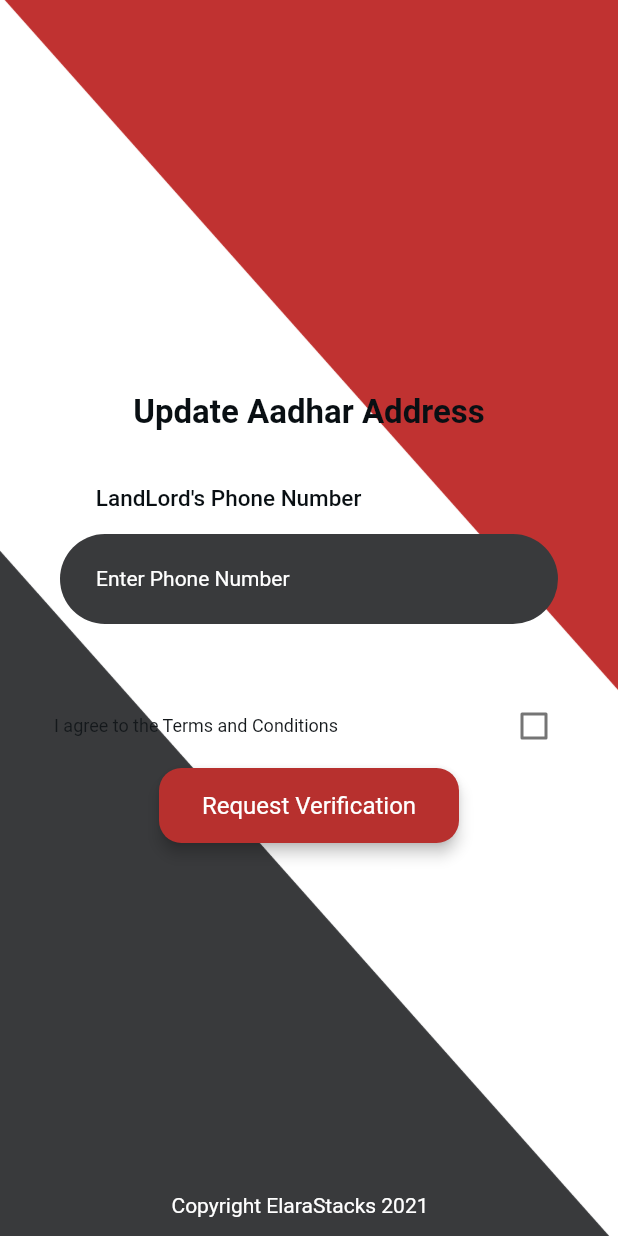
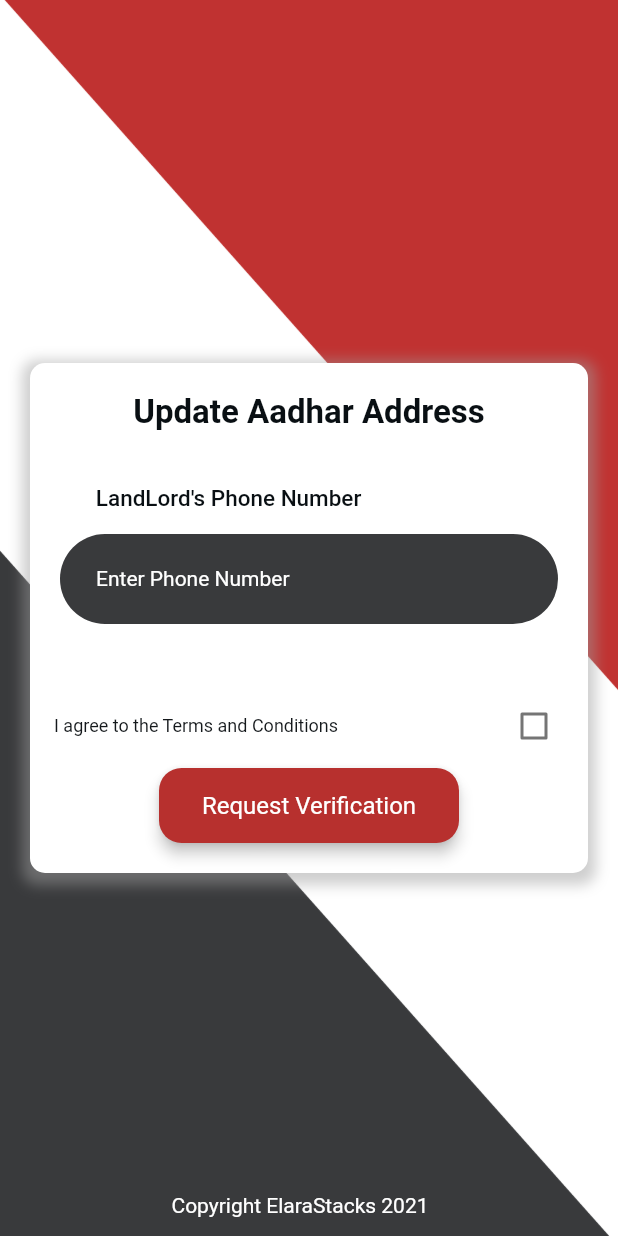
Before and after one commit to AkshatRastogi-1nC0re/aadharAddressUpdate, a Flutter app: the LoginCopyWidget screen opened directly, on a phone screen of 412 x 824 dp. Run offline on Flutter 3.47's test engine with Material 2 defaults, Android fonts, the phone set to English and light mode, and no system bars; drawn by our look-alikes of auto_size_text; our stand-ins replace animated_splash_screen, flip_card, font_awesome_flutter, google_fonts, page_transition, pinput and 1 more; missing offline and left inert: slide_popup_dialog; network calls fail; Roboto replaces fonts that are missing (Lexend Deca).

Commit message:
..
Co-Authored-By: AKSHAT RASTOGI <71638737+AkshatRastogi-1nC0re@users.noreply.github.com>
Co-Authored-By: Aditi <76552379+Sparke396@users.noreply.github.com>
Co-Authored-By: Udyan Sharma <16120368+udyan2@users.noreply.github.com>

```diff
--- a/lib/home_page/home_page_widget.dart
+++ b/lib/home_page/home_page_widget.dart
@@ -1,3 +1,5 @@
+import 'package:aadhar/login_copy/login_copy_widget.dart';
+
 import '../flutter_flow/flutter_flow_theme.dart';
 import '../flutter_flow/flutter_flow_widgets.dart';
 import 'package:auto_size_text/auto_size_text.dart';
@@ -154,7 +156,7 @@ class _HomePageWidgetState extends State<HomePageWidget> {
                               onPressed: () {
                                 Navigator.push(
                                   context,
-                                  MaterialPageRoute(builder: (context) => SecondRoute()),
+                                  MaterialPageRoute(builder: (context) => LoginCopyWidget()),
                                 );
                               },
                               text: 'Update Aadhaar Address',
--- a/lib/login_copy/login_copy_widget.dart
+++ b/lib/login_copy/login_copy_widget.dart
@@ -25,16 +25,13 @@ class _LoginCopyWidgetState extends State<LoginCopyWidget> {
 
   @override
   Widget build(BuildContext context) {
-    return Scaffold(
+    return SafeArea(
+      child: Scaffold(
         key: scaffoldKey,
         backgroundColor: Colors.white,
         body: Stack(
           children: [
-          Align(
-            alignment: AlignmentDirectional(-0.14, -0.08),
-            child: Container(
-              width: double.infinity,
-              height: double.infinity,
+            Container(
               decoration: BoxDecoration(
                 color: Colors.white,
                 image: DecorationImage(
@@ -44,8 +41,24 @@ class _LoginCopyWidgetState extends State<LoginCopyWidget> {
                   ).image,
                 ),
               ),
-              child: Padding(
-                padding: EdgeInsetsDirectional.fromSTEB(20, 0, 20, 0),
+            ),
+            Center(
+              child: Container(
+                decoration: BoxDecoration(
+                  color: Colors.white,
+                  borderRadius: BorderRadius.circular(10.0),
+                  boxShadow: [
+                    BoxShadow(
+                      color: Colors.grey.withOpacity(0.5),
+                      spreadRadius: 5,
+                      blurRadius: 7,
+                      offset: Offset(0, 3), // changes position of shadow
+                    ),
+                  ],
+                ),
+
+                margin: EdgeInsets.symmetric(horizontal: 20),
+                padding: EdgeInsets.symmetric(vertical: 20),
                 child: Column(
                   mainAxisSize: MainAxisSize.min,
                   mainAxisAlignment: MainAxisAlignment.center,
@@ -171,7 +184,6 @@ class _LoginCopyWidgetState extends State<LoginCopyWidget> {
                 ),
               ),
             ),
-          ),
             Align(
               alignment: AlignmentDirectional(-0.05, 1.01),
               child: Text(
@@ -184,6 +196,7 @@ class _LoginCopyWidgetState extends State<LoginCopyWidget> {
             )
           ],
         ),
+      ),
     );
   }
 }
```
Lines whose indentation alone changed are shown as unchanged.
